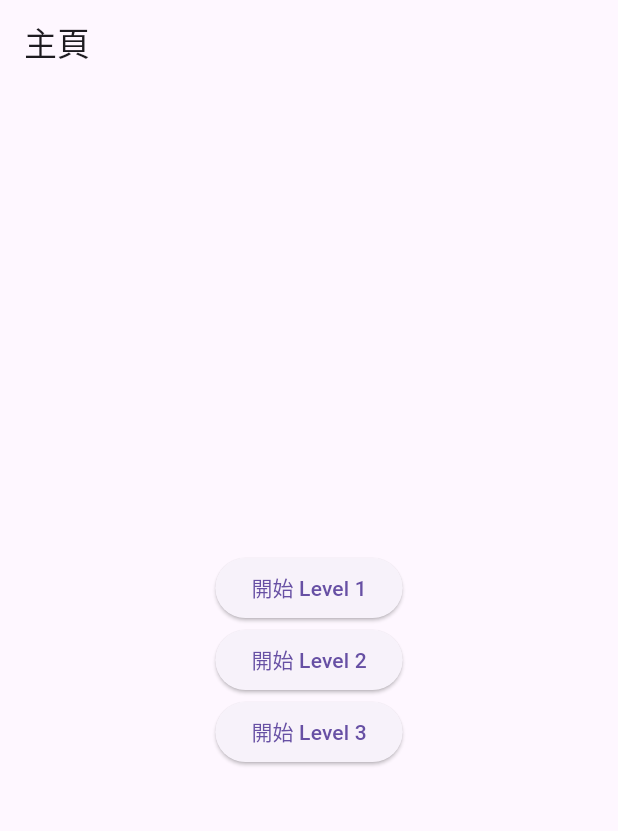
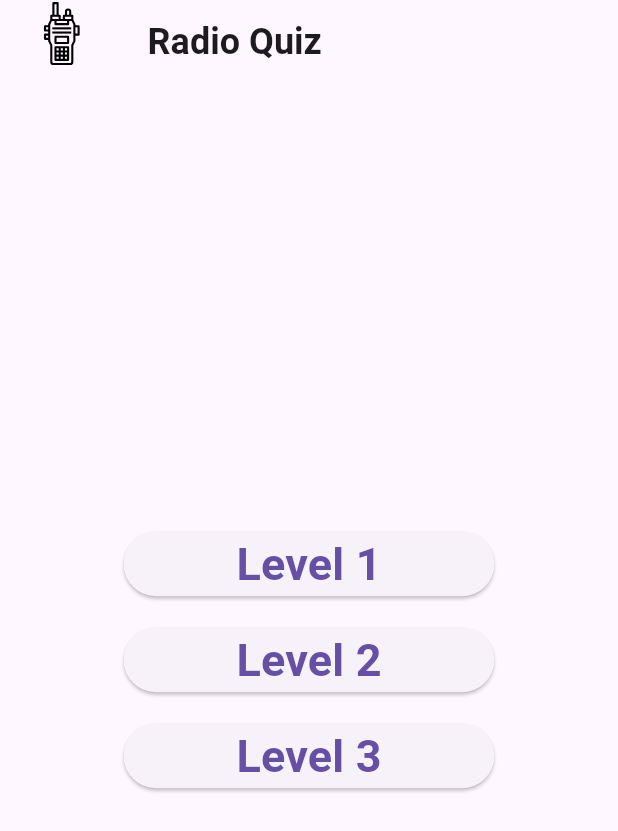
Before and after one commit to jim881115/RadioQuiz, a Flutter app: the screen it shows after launch, on a phone screen of 412 x 824 dp. Shown: the top 831 px of the screen. Run offline on Flutter 3.47's test engine with Material 3 defaults, Android fonts, the phone set to English and light mode, and no system bars; our stand-ins replace flutter_riverpod, flutter_svg, sqflite; accounts and stored records are empty; Roboto replaces fonts that are missing (Georgia); statements that could not run were skipped.

Commit message:
feature: added title icon, updated title text, and fixed navigation issue on results page
- Added an icon to the AppBar title for better visual representation.
- Updated the AppBar title to display the level with proper capitalization.
- Fixed bug where back navigation would lead to quiz page; now returns to home.

```diff
--- a/lib/core/constants/app_constants.dart
+++ b/lib/core/constants/app_constants.dart
@@ -1,8 +1,11 @@
+import 'package:flutter/material.dart';
+
 class AppConstants {
   static const String databasePath = 'assets/database';
   static const String databaseName = 'questions.db';
   static const String imagePath = 'assets/image';
-  static const int quizDuration = 40*60;
+  static const String iconPath = 'assets/image/icon/radio_icon.svg';
+  static const int quizDuration = 40 * 60;
 
   static const Map<String, Map<String, int>> questionDistribution = {
     'level3': {
--- /dev/null
+++ b/lib/core/constants/ui_constants.dart
@@ -0,0 +1,19 @@
+import 'package:flutter/material.dart';
+
+class UIConstants {
+  static final UIConstants _instance = UIConstants._internal();
+
+  factory UIConstants() {
+    return _instance;
+  }
+
+  UIConstants._internal();
+
+  late double screenWidth;
+  late double screenHeight;
+
+  void init(BuildContext context) {
+    screenWidth = MediaQuery.of(context).size.width;
+    screenHeight = MediaQuery.of(context).size.height;
+  }
+}
--- a/lib/data/repositories/image_repository.dart
+++ b/lib/data/repositories/image_repository.dart
@@ -1,5 +1,4 @@
 import 'dart:convert';
-import 'package:flutter/material.dart';
 import 'package:flutter/services.dart';
 import 'package:radioquiz/core/constants/app_constants.dart';
 import 'package:path/path.dart';
--- a/lib/features/quiz/screens/home_screen.dart
+++ b/lib/features/quiz/screens/home_screen.dart
@@ -1,33 +1,72 @@
 import 'package:flutter/material.dart';
+import 'package:flutter_svg/flutter_svg.dart';
+import 'package:radioquiz/core/constants/app_constants.dart';
+import 'package:radioquiz/core/constants/ui_constants.dart';
 
 class HomeScreen extends StatelessWidget {
   const HomeScreen({super.key});
 
   @override
   Widget build(BuildContext context) {
+    final double buttonWidth = UIConstants().screenWidth * 0.6; // 按鈕寬度為螢幕 60%
+
     return Scaffold(
-      appBar: AppBar(title: const Text("主頁")),
+      appBar: AppBar(
+        automaticallyImplyLeading: false,
+        leadingWidth: UIConstants().screenWidth * 0.2,
+        leading: SvgPicture.asset(AppConstants.iconPath),
+        title: const Text(
+          "Radio Quiz",
+          style: TextStyle(
+            fontSize: 24,
+            fontWeight: FontWeight.bold,
+          ),
+        ),
+      ),
       body: Center(
         child: Column(
           mainAxisAlignment: MainAxisAlignment.center,
           children: [
-            ElevatedButton(
+            SizedBox(
+              width: buttonWidth,
+              child: ElevatedButton(
                 onPressed: () {
                   Navigator.pushNamed(context, '/quiz', arguments: 'level1');
                 },
-              child: const Text("開始 Level 1"),
+                child: const Text("Level 1",
+                    style: TextStyle(
+                        fontSize: 30,
+                        fontFamily: 'Georgia',
+                        fontWeight: FontWeight.bold)),
               ),
-            ElevatedButton(
+            ),
+            const SizedBox(height: 16), // 增加間距
+            SizedBox(
+              width: buttonWidth,
+              child: ElevatedButton(
                 onPressed: () {
                   Navigator.pushNamed(context, '/quiz', arguments: 'level2');
                 },
-              child: const Text("開始 Level 2"),
+                child: const Text("Level 2",
+                    style: TextStyle(
+                        fontSize: 30,
+                        fontFamily: 'Georgia',
+                        fontWeight: FontWeight.bold)),
               ),
-            ElevatedButton(
+            ),
+            const SizedBox(height: 16),
+            SizedBox(
+              width: buttonWidth,
+              child: ElevatedButton(
                 onPressed: () {
                   Navigator.pushNamed(context, '/quiz', arguments: 'level3');
                 },
-              child: const Text("開始 Level 3"),
+                child: const Text("Level 3",
+                    style: TextStyle(
+                        fontSize: 30,
+                        fontFamily: 'Georgia',
+                        fontWeight: FontWeight.bold)),
+              ),
             ),
           ],
         ),
--- a/lib/main.dart
+++ b/lib/main.dart
@@ -1,5 +1,6 @@
 import 'package:flutter/material.dart';
 import 'package:flutter_riverpod/flutter_riverpod.dart';
+import 'core/constants/ui_constants.dart';
 import 'data/repositories/question_repository.dart';
 import 'data/repositories/image_repository.dart';
 import 'features/quiz/screens/home_screen.dart';
@@ -32,6 +33,9 @@ class QuizApp extends StatelessWidget {
 
   @override
   Widget build(BuildContext context) {
+    // 初始化 UIConstants
+    UIConstants().init(context);
+
     return MaterialApp(
       debugShowCheckedModeBanner: false,
       title: 'Radio Quiz',
@@ -46,11 +50,14 @@ class QuizApp extends StatelessWidget {
           return QuizScreen(level: level);
         },
         '/results': (context) {
-          final args = ModalRoute.of(context)!.settings.arguments as Map<String, dynamic>;
+          final args = ModalRoute.of(context)!.settings.arguments
+              as Map<String, dynamic>;
           final String level = args['level'] as String;
           final List<Question> questions = args['questions'] as List<Question>;
-          final List<int?> selectedAnswers = args['selectedAnswers'] as List<int?>;
-          final Map<String, String> images = args['images'] as Map<String, String>;
+          final List<int?> selectedAnswers =
+              args['selectedAnswers'] as List<int?>;
+          final Map<String, String> images =
+              args['images'] as Map<String, String>;
           return ResultsScreen(
             level: level,
             questions: questions,
--- a/pubspec.yaml
+++ b/pubspec.yaml
@@ -33,6 +33,7 @@ dependencies:
   flutter_riverpod: ^2.6.1
   sqflite: ^2.0.0+4
   path: ^1.8.3
+  flutter_svg: ^1.0.0
 
   # The following adds the Cupertino Icons font to your application.
   # Use with the CupertinoIcons class for iOS style icons.
@@ -75,6 +76,7 @@ flutter:
     - assets/image/level1/
     - assets/image/level2/
     - assets/image/level3/
+    - assets/image/icon/
 
   # To add custom fonts to your application, add a fonts section here,
   # in this "flutter" section. Each entry in this list should have a
```
Also changed, not shown: lib/data/repositories/question_repository.dart (+5 -6 lines), lib/features/quiz/screens/quiz_screen.dart (+35 -15 lines), lib/features/quiz/screens/results_screen.dart (+39 -16 lines), assets/image/icon/radio_icon.svg (added), pubspec.lock. Lines whose indentation alone changed are shown as unchanged.
